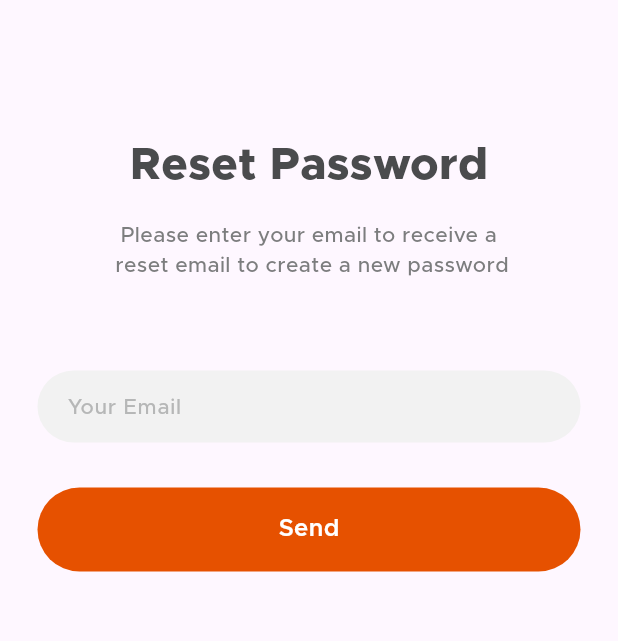
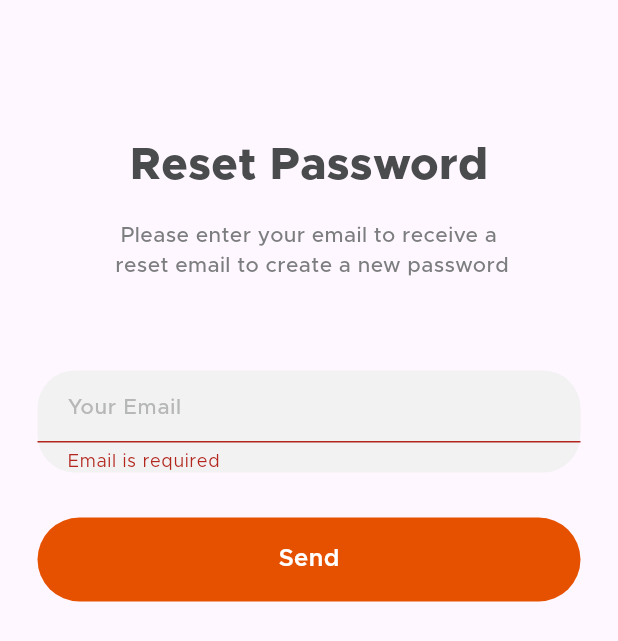
Before and after one commit to GhenaMasri/Cookly, a Flutter app: the ResetPassword screen opened directly, after a tap on "Send", on a phone screen of 412 x 824 dp. Shown: the top 641 px of the screen. Run offline on Flutter 3.47's test engine with Material 3 defaults, Android fonts, the phone set to English and light mode, and no system bars; our stand-ins replace shared_preferences; missing offline and left inert: dart:ffi; accounts and stored records are empty.

Commit message:
Complete the validation logic for reset password page

```diff
--- a/lib/reset_password.dart
+++ b/lib/reset_password.dart
@@ -22,6 +22,9 @@ class _ResetPasswordState extends State<ResetPassword> {
   String? validateEmail(String? value) {
     if (value == null || value.isEmpty) {
       return 'Email is required';
+    }
+    if (!RegExp(r'^[\w-\.]+@([\w-]+\.)+[\w-]{2,4}$').hasMatch(value)) {
+      return 'Please enter a valid email';
     }
     return null;
   }
@@ -100,10 +103,13 @@ class _ResetPasswordState extends State<ResetPassword> {
                   RoundButton(
                       title: "Send",
                       onPressed: () async {
-                        String result = await resetPassword();
-                        print(result);
-                        /*Navigator.of(context).pushReplacement(
+                        if (formState.currentState!.validate()) {
+                          formState.currentState!.save();
+                          String result = await resetPassword();
+                          print(result);
+                          /*Navigator.of(context).pushReplacement(
                         MaterialPageRoute(builder: (context) => NewPassword()));*/
+                        }
                       }),
                 ],
               )),
```
Also changed, not shown: lib/common_widget/round_textfield.dart (+10 -3 lines).
